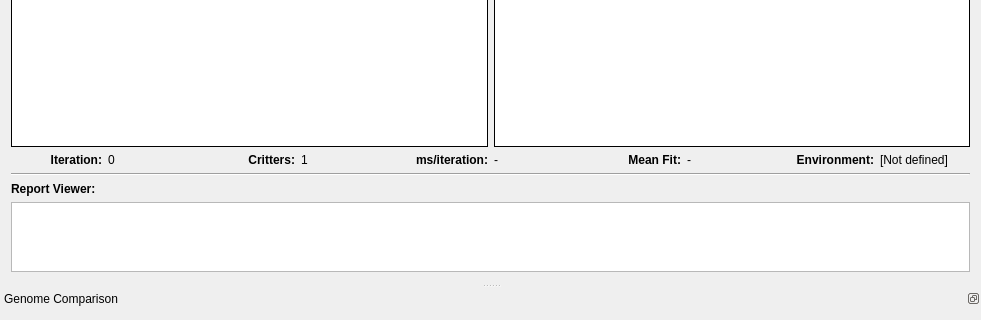
Before: the Qt Designer form mainwindow.ui in marksutton/EvoSim, drawn with Qt 5; both pictures show x 0 to 981 and y 320 to 640 of the 981 by 781 pixel window.
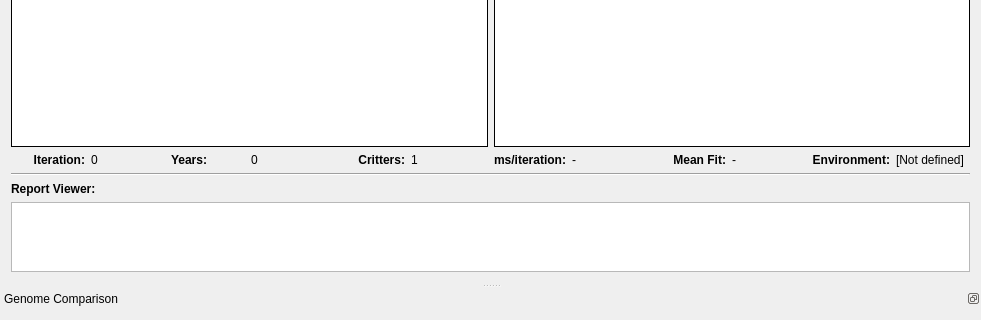
After: the same form once the commit is applied.

Commit message: Iterations per Year

Patch:
```diff
--- a/mainwindow.ui
+++ b/mainwindow.ui
@@ -148,7 +148,7 @@
         </property>
        </widget>
       </item>
-      <item row="0" column="2">
+      <item row="0" column="4">
        <widget class="QLabel" name="crittersLabel">
         <property name="text">
          <string>&lt;b&gt;Critters:&lt;/b&gt;</string>
@@ -158,14 +158,14 @@
         </property>
        </widget>
       </item>
-      <item row="0" column="3">
+      <item row="0" column="5">
        <widget class="QLabel" name="LabelCritters">
         <property name="text">
          <string>1</string>
         </property>
        </widget>
       </item>
-      <item row="0" column="4">
+      <item row="0" column="6">
        <widget class="QLabel" name="msPerIterationLabel">
         <property name="text">
          <string>&lt;b&gt;ms/iteration:&lt;/b&gt;</string>
@@ -175,14 +175,14 @@
         </property>
        </widget>
       </item>
-      <item row="0" column="5">
+      <item row="0" column="7">
        <widget class="QLabel" name="LabelSpeed">
         <property name="text">
          <string>-</string>
         </property>
        </widget>
       </item>
-      <item row="0" column="6">
+      <item row="0" column="8">
        <widget class="QLabel" name="meanFitLabel">
         <property name="text">
          <string>&lt;b&gt;Mean Fit:&lt;/b&gt;</string>
@@ -192,14 +192,14 @@
         </property>
        </widget>
       </item>
-      <item row="0" column="7">
+      <item row="0" column="9">
        <widget class="QLabel" name="LabelFitness">
         <property name="text">
          <string>-</string>
         </property>
        </widget>
       </item>
-      <item row="0" column="8">
+      <item row="0" column="10">
        <widget class="QLabel" name="environmentLabel">
         <property name="text">
          <string>&lt;b&gt;Environment:&lt;/b&gt;</string>
@@ -209,13 +209,27 @@
         </property>
        </widget>
       </item>
-      <item row="0" column="9">
+      <item row="0" column="11">
        <widget class="QLabel" name="LabelEnvironment">
         <property name="text">
          <string>[Not defined]</string>
         </property>
        </widget>
       </item>
+      <item row="0" column="2">
+       <widget class="QLabel" name="yearsLabel">
+        <property name="text">
+         <string>&lt;b&gt;Years:&lt;/b&gt;</string>
+        </property>
+       </widget>
+      </item>
+      <item row="0" column="3">
+       <widget class="QLabel" name="LabelYears">
+        <property name="text">
+         <string>0</string>
+        </property>
+       </widget>
+      </item>
      </layout>
     </item>
     <item>
```
The commit also changes 5 other files.
